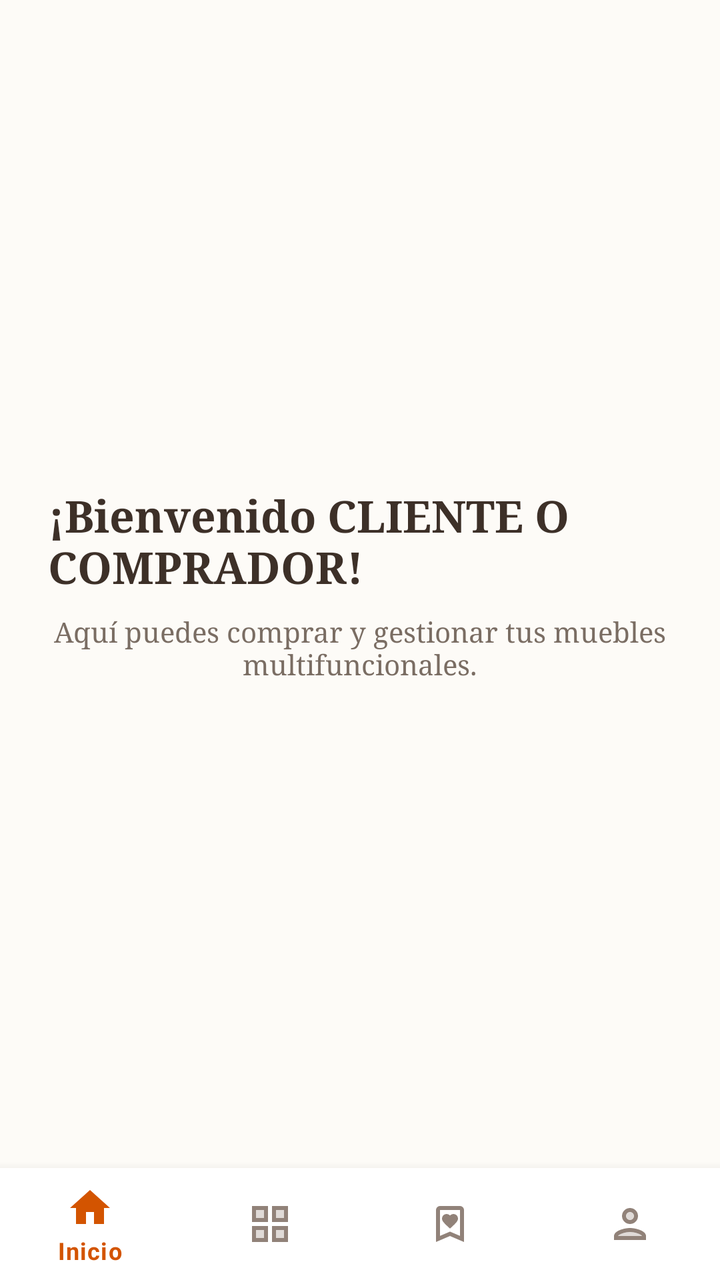
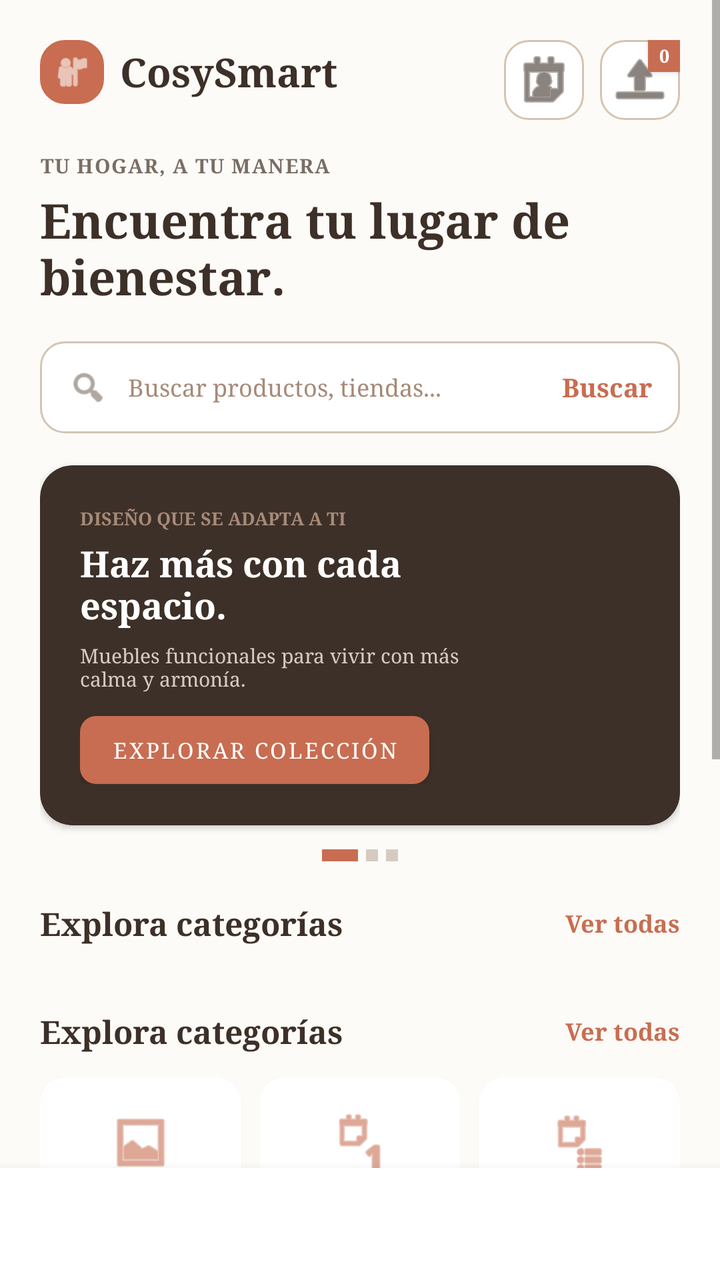

Compare the two renders of this Android layout. The source of the first and the diff that turns it into the second are given below.
<!-- AndroidManifest.xml: application theme Theme.CosySmart -->
<!-- res/layout/activity_home.xml -->
<?xml version="1.0" encoding="utf-8"?>
<RelativeLayout xmlns:android="http://schemas.android.com/apk/res/android"
    xmlns:app="http://schemas.android.com/apk/res-auto"
    android:layout_width="match_parent"
    android:layout_height="match_parent"
    android:background="#FDFBF7">

    <LinearLayout
        android:layout_width="match_parent"
        android:layout_height="match_parent"
        android:layout_above="@id/bottomNavigationView"
        android:gravity="center"
        android:orientation="vertical"
        android:padding="24dp">

        <TextView
            android:id="@+id/tvWelcomeUser"
            android:layout_width="wrap_content"
            android:layout_height="wrap_content"
            android:text="¡Bienvenido CLIENTE O COMPRADOR!"
            android:textColor="#3D3028"
            android:textSize="22sp"
            android:textStyle="bold" />

        <TextView
            android:layout_width="wrap_content"
            android:layout_height="wrap_content"
            android:layout_marginTop="8dp"
            android:gravity="center"
            android:text="Aquí puedes comprar y gestionar tus muebles multifuncionales."
            android:textColor="#7A6D63"
            android:textSize="14sp" />

    </LinearLayout>

    <com.google.android.material.bottomnavigation.BottomNavigationView
        android:id="@+id/bottomNavigationView"
        android:layout_width="match_parent"
        android:layout_height="wrap_content"
        android:layout_alignParentBottom="true"
        android:background="#FFFFFF"
        app:itemIconTint="@color/bnv_selector_color"
        app:itemTextColor="@color/bnv_selector_color"
        app:menu="@menu/menu" />

</RelativeLayout>
<!-- resources referenced by this layout -->
<resources>
  <style name="Theme.CosySmart" parent="Theme.MaterialComponents.DayNight.NoActionBar">
          <item name="colorPrimary">@color/cosy_primary</item>
          <item name="colorPrimaryVariant">@color/cosy_dark_green</item>
          <item name="colorOnPrimary">@color/white</item>
          <item name="android:windowBackground">@color/cosy_bg</item>
          <item name="android:fontFamily">serif</item>
          <item name="editTextStyle">@style/Widget.CosySmart.EditText</item>
      </style>
  <color name="cosy_primary">#C86D51</color>
  <color name="cosy_dark_green">#6A7059</color>
  <color name="white">#FFFFFFFF</color>
  <color name="cosy_bg">#F7F4EE</color>
  <style name="Widget.CosySmart.EditText" parent="Widget.AppCompat.EditText">
          <item name="android:textColor">#000000</item>
          <item name="android:textColorHint">#7A6D63</item>
          <item name="android:fontFamily">serif</item>
      </style>
</resources>

<!-- the commit's change to res/layout/activity_home.xml (unified diff, before → after) -->
@@ -5,42 +5,514 @@
     android:layout_height="match_parent"
     android:background="#FDFBF7">
 
-    <LinearLayout
-        android:layout_width="match_parent"
-        android:layout_height="match_parent"
-        android:layout_above="@id/bottomNavigationView"
-        android:gravity="center"
-        android:orientation="vertical"
-        android:padding="24dp">
-
-        <TextView
-            android:id="@+id/tvWelcomeUser"
-            android:layout_width="wrap_content"
-            android:layout_height="wrap_content"
-            android:text="¡Bienvenido CLIENTE O COMPRADOR!"
-            android:textColor="#3D3028"
-            android:textSize="22sp"
-            android:textStyle="bold" />
-
-        <TextView
-            android:layout_width="wrap_content"
-            android:layout_height="wrap_content"
-            android:layout_marginTop="8dp"
-            android:gravity="center"
-            android:text="Aquí puedes comprar y gestionar tus muebles multifuncionales."
-            android:textColor="#7A6D63"
-            android:textSize="14sp" />
-
-    </LinearLayout>
 
     <com.google.android.material.bottomnavigation.BottomNavigationView
-        android:id="@+id/bottomNavigationView"
+        android:id="@+id/bottomNavigationViewHome"
         android:layout_width="match_parent"
         android:layout_height="wrap_content"
         android:layout_alignParentBottom="true"
         android:background="#FFFFFF"
-        app:itemIconTint="@color/bnv_selector_color"
-        app:itemTextColor="@color/bnv_selector_color"
-        app:menu="@menu/menu" />
+        app:itemIconTint="@color/nav_item_color"
+        app:itemTextColor="@color/nav_item_color"
+        app:elevation="8dp" />
+
+
+    <ScrollView
+        android:layout_width="match_parent"
+        android:layout_height="match_parent"
+        android:layout_above="@id/bottomNavigationViewHome"
+        android:fillViewport="true">
+
+        <LinearLayout
+            android:layout_width="match_parent"
+            android:layout_height="wrap_content"
+            android:orientation="vertical"
+            android:padding="20dp">
+
+            <RelativeLayout
+                android:layout_width="match_parent"
+                android:layout_height="wrap_content"
+                android:layout_marginBottom="16dp"
+                android:gravity="center_vertical">
+
+
+                <LinearLayout
+                    android:layout_width="wrap_content"
+                    android:layout_height="wrap_content"
+                    android:orientation="horizontal"
+                    android:gravity="center_vertical">
+
+                    <ImageView
+                        android:layout_width="32dp"
+                        android:layout_height="32dp"
+                        android:src="@android:drawable/ic_menu_myplaces"
+                        android:background="@drawable/bg_search_input"
+                        android:padding="6dp"
+                        app:tint="#FFFFFF"
+                        android:backgroundTint="#C86D51"
+                        android:layout_marginEnd="8dp"/>
+
+                    <TextView
+                        android:layout_width="wrap_content"
+                        android:layout_height="wrap_content"
+                        android:text="CosySmart"
+                        android:textColor="#3D3028"
+                        android:textSize="20sp"
+                        android:textStyle="bold" />
+                </LinearLayout>
+
+                <LinearLayout
+                    android:layout_width="wrap_content"
+                    android:layout_height="wrap_content"
+                    android:layout_alignParentEnd="true"
+                    android:orientation="horizontal"
+                    android:gravity="center_vertical">
+
+                    <ImageButton
+                        android:id="@+id/btnProfile"
+                        android:layout_width="40dp"
+                        android:layout_height="40dp"
+                        android:background="@drawable/bg_search_input"
+                        android:src="@android:drawable/ic_menu_my_calendar"
+                        app:tint="#3D3028"
+                        android:layout_marginEnd="8dp"
+                        android:padding="8dp"/>
+
+                    <RelativeLayout
+                        android:layout_width="40dp"
+                        android:layout_height="40dp"
+                        android:background="@drawable/bg_search_input">
+
+                        <ImageButton
+                            android:id="@+id/btnActionExtra"
+                            android:layout_width="match_parent"
+                            android:layout_height="match_parent"
+                            android:background="@android:color/transparent"
+                            android:src="@android:drawable/ic_menu_upload"
+                            app:tint="#3D3028"
+                            android:padding="8dp"/>
+
+                        <TextView
+                            android:id="@+id/txtBadgeCount"
+                            android:layout_width="16dp"
+                            android:layout_height="16dp"
+                            android:layout_alignParentEnd="true"
+                            android:layout_alignParentTop="true"
+                            android:background="#C86D51"
+                            android:text="0"
+                            android:textColor="#FFFFFF"
+                            android:textSize="9sp"
+                            android:textStyle="bold"
+                            android:gravity="center"
+                            android:elevation="2dp"/>
+                    </RelativeLayout>
+                </LinearLayout>
+            </RelativeLayout>
+
+            <TextView
+                android:id="@+id/txtHeaderSubtitle"
+                android:layout_width="wrap_content"
+                android:layout_height="wrap_content"
+                android:text="TU HOGAR, A TU MANERA"
+                android:textColor="#7A6D63"
+                android:textSize="10sp"
+                android:textStyle="bold"
+                android:letterSpacing="0.05"
+                android:layout_marginBottom="4dp"/>
+
+            <TextView
+                android:id="@+id/txtHeaderTitle"
+                android:layout_width="match_parent"
+                android:layout_height="wrap_content"
+                android:text="Encuentra tu lugar de bienestar."
+                android:textColor="#3D3028"
+                android:textSize="24sp"
+                android:textStyle="bold"
+                android:layout_marginBottom="16dp"/>
+
+
+            <LinearLayout
+                android:layout_width="match_parent"
+                android:layout_height="46dp"
+                android:background="@drawable/bg_search_input"
+                android:orientation="horizontal"
+                android:gravity="center_vertical"
+                android:paddingHorizontal="14dp"
+                android:layout_marginBottom="16dp">
+
+                <ImageView
+                    android:layout_width="20dp"
+                    android:layout_height="20dp"
+                    android:src="@android:drawable/ic_menu_search"
+                    app:tint="#7A6D63"
+                    android:layout_marginEnd="10dp"/>
+
+                <EditText
+                    android:id="@+id/edtSearchHome"
+                    android:layout_width="0dp"
+                    android:layout_height="match_parent"
+                    android:layout_weight="1"
+                    android:background="@android:color/transparent"
+                    android:hint="Buscar productos, tiendas..."
+                    android:textColorHint="#A68A78"
+                    android:textColor="#3D3028"
+                    android:textSize="12sp"
+                    android:inputType="text"/>
+
+                <TextView
+                    android:layout_width="wrap_content"
+                    android:layout_height="wrap_content"
+                    android:text="Buscar"
+                    android:textColor="#C86D51"
+                    android:textSize="13sp"
+                    android:textStyle="bold"
+                    android:paddingStart="8dp"/>
+            </LinearLayout>
+
+            <androidx.cardview.widget.CardView
+                android:layout_width="match_parent"
+                android:layout_height="180dp"
+                android:layout_marginBottom="12dp"
+                app:cardBackgroundColor="#3D3028"
+                app:cardCornerRadius="16dp"
+                app:cardElevation="2dp">
+
+                <RelativeLayout
+                    android:layout_width="match_parent"
+                    android:layout_height="match_parent"
+                    android:padding="20dp">
+
+                    <LinearLayout
+                        android:layout_width="210dp"
+                        android:layout_height="wrap_content"
+                        android:orientation="vertical"
+                        android:layout_centerVertical="true">
+
+                        <TextView
+                            android:id="@+id/txtBannerTag"
+                            android:layout_width="wrap_content"
+                            android:layout_height="wrap_content"
+                            android:text="DISEÑO QUE SE ADAPTA A TI"
+                            android:textColor="#A68A78"
+                            android:textSize="9sp"
+                            android:textStyle="bold"
+                            android:layout_marginBottom="4dp"/>
+
+                        <TextView
+                            android:id="@+id/txtBannerTitle"
+                            android:layout_width="wrap_content"
+                            android:layout_height="wrap_content"
+                            android:text="Haz más con cada espacio."
+                            android:textColor="#FFFFFF"
+                            android:textSize="18sp"
+                            android:textStyle="bold"
+                            android:layout_marginBottom="6dp"/>
+
+                        <TextView
+                            android:id="@+id/txtBannerDesc"
+                            android:layout_width="wrap_content"
+                            android:layout_height="wrap_content"
+                            android:text="Muebles funcionales para vivir con más calma y armonía."
+                            android:textColor="#D5CBC1"
+                            android:textSize="10sp"
+                            android:layout_marginBottom="12dp"/>
+
+                        <com.google.android.material.button.MaterialButton
+                            android:id="@+id/btnBannerAction"
+                            android:layout_width="wrap_content"
+                            android:layout_height="34dp"
+                            android:text="Explorar colección"
+                            android:textSize="11sp"
+                            android:textColor="#FFFFFF"
+                            app:backgroundTint="#C86D51"
+                            app:cornerRadius="8dp"
+                            android:insetTop="0dp"
+                            android:insetBottom="0dp"/>
+                    </LinearLayout>
+                </RelativeLayout>
+            </androidx.cardview.widget.CardView>
+
+            <LinearLayout
+                android:layout_width="match_parent"
+                android:layout_height="wrap_content"
+                android:orientation="horizontal"
+                android:gravity="center"
+                android:layout_marginBottom="20dp">
+                <View android:layout_width="18dp" android:layout_height="6dp" android:background="#C86D51" android:layout_marginEnd="4dp" />
+                <View android:layout_width="6dp" android:layout_height="6dp" android:background="#D5CBC1" android:layout_marginEnd="4dp" />
+                <View android:layout_width="6dp" android:layout_height="6dp" android:background="#D5CBC1" />
+            </LinearLayout>
+
+            <RelativeLayout
+                android:layout_width="match_parent"
+                android:layout_height="wrap_content"
+                android:layout_marginBottom="12dp">
+                <TextView
+                    android:id="@+id/txtSection1Title"
+                    android:layout_width="wrap_content"
+                    android:layout_height="wrap_content"
+                    android:text="Explora categorías"
+                    android:textColor="#3D3028"
+                    android:textSize="16sp"
+                    android:textStyle="bold"
+                    android:layout_centerVertical="true"/>
+                <TextView
+                    android:id="@+id/txtSection1Action"
+                    android:layout_width="wrap_content"
+                    android:layout_height="wrap_content"
+                    android:layout_alignParentEnd="true"
+                    android:text="Ver todas"
+                    android:textColor="#C86D51"
+                    android:textSize="12sp"
+                    android:textStyle="bold"
+                    android:layout_centerVertical="true"/>
+            </RelativeLayout>
+            <LinearLayout
+                android:id="@+id/layoutDynamicCards"
+                android:layout_width="match_parent"
+                android:layout_height="wrap_content"
+                android:orientation="vertical"
+                android:layout_marginBottom="20dp">
+
+            </LinearLayout>
+            <RelativeLayout
+                android:layout_width="match_parent"
+                android:layout_height="wrap_content"
+                android:layout_marginBottom="12dp">
+                <TextView
+                    android:layout_width="wrap_content"
+                    android:layout_height="wrap_content"
+                    android:text="Explora categorías"
+                    android:textColor="#3D3028"
+                    android:textSize="16sp"
+                    android:textStyle="bold"
+                    android:layout_centerVertical="true"/>
+                <TextView
+                    android:layout_width="wrap_content"
+                    android:layout_height="wrap_content"
+                    android:layout_alignParentEnd="true"
+                    android:text="Ver todas"
+                    android:textColor="#C86D51"
+                    android:textSize="12sp"
+                    android:textStyle="bold"
+                    android:layout_centerVertical="true"/>
+            </RelativeLayout>
+
+
+            <LinearLayout
+                android:layout_width="match_parent"
+                android:layout_height="wrap_content"
+                android:orientation="horizontal"
+                android:weightSum="3"
+                android:layout_marginBottom="20dp">
+
+                <androidx.cardview.widget.CardView
+                    android:layout_width="0dp"
+                    android:layout_height="100dp"
+                    android:layout_weight="1"
+                    android:layout_marginEnd="6dp"
+                    app:cardBackgroundColor="#FFFFFF"
+                    app:cardCornerRadius="12dp"
+                    app:cardElevation="1dp"
+                    android:clickable="true"
+                    android:focusable="true">
+                    <LinearLayout
+                        android:layout_width="match_parent"
+                        android:layout_height="match_parent"
+                        android:orientation="vertical"
+                        android:gravity="center"
+                        android:padding="8dp">
+                        <ImageView
+                            android:layout_width="32dp"
+                            android:layout_height="32dp"
+                            android:src="@android:drawable/ic_menu_gallery"
+                            app:tint="#C86D51"
+                            android:layout_marginBottom="6dp"/>
+                        <TextView android:layout_width="wrap_content" android:layout_height="wrap_content" android:text="Muebles" android:textSize="12sp" android:textColor="#3D3028" android:textStyle="bold"/>
+                        <TextView android:layout_width="wrap_content" android:layout_height="wrap_content" android:text="Multifuncionales" android:textSize="9sp" android:textColor="#7A6D63"/>
+                    </LinearLayout>
+                </androidx.cardview.widget.CardView>
+
+                <androidx.cardview.widget.CardView
+                    android:layout_width="0dp"
+                    android:layout_height="100dp"
+                    android:layout_weight="1"
+                    android:layout_marginHorizontal="3dp"
+                    app:cardBackgroundColor="#FFFFFF"
+                    app:cardCornerRadius="12dp"
+                    app:cardElevation="1dp"
+                    android:clickable="true"
+                    android:focusable="true">
+                    <LinearLayout
+                        android:layout_width="match_parent"
+                        android:layout_height="match_parent"
+                        android:orientation="vertical"
+                        android:gravity="center"
+                        android:padding="8dp">
+                        <ImageView
+                            android:layout_width="32dp"
+                            android:layout_height="32dp"
+                            android:src="@android:drawable/ic_menu_day"
+                            app:tint="#C86D51"
+                            android:layout_marginBottom="6dp"/>
+                        <TextView android:layout_width="wrap_content" android:layout_height="wrap_content" android:text="Iluminación" android:textSize="12sp" android:textColor="#3D3028" android:textStyle="bold"/>
+                        <TextView android:layout_width="wrap_content" android:layout_height="wrap_content" android:text="Luz ambiental" android:textSize="9sp" android:textColor="#7A6D63"/>
+                    </LinearLayout>
+                </androidx.cardview.widget.CardView>
+
+                <androidx.cardview.widget.CardView
+                    android:layout_width="0dp"
+                    android:layout_height="100dp"
+                    android:layout_weight="1"
+                    android:layout_marginStart="6dp"
+                    app:cardBackgroundColor="#FFFFFF"
+                    app:cardCornerRadius="12dp"
+                    app:cardElevation="1dp"
+                    android:clickable="true"
+                    android:focusable="true">
+                    <LinearLayout
+                        android:layout_width="match_parent"
+                        android:layout_height="match_parent"
+                        android:orientation="vertical"
+                        android:gravity="center"
+                        android:padding="8dp">
+                        <ImageView
+                            android:layout_width="32dp"
+                            android:layout_height="32dp"
+                            android:src="@android:drawable/ic_menu_agenda"
+                            app:tint="#C86D51"
+                            android:layout_marginBottom="6dp"/>
+                        <TextView android:layout_width="wrap_content" android:layout_height="wrap_content" android:text="Almacenaje" android:textSize="11sp" android:textColor="#3D3028" android:textStyle="bold" android:maxLines="1"/>
+                        <TextView android:layout_width="wrap_content" android:layout_height="wrap_content" android:text="Todo en orden" android:textSize="9sp" android:textColor="#7A6D63"/>
+                    </LinearLayout>
+                </androidx.cardview.widget.CardView>
+            </LinearLayout>
+
+            <RelativeLayout
+                android:layout_width="match_parent"
+                android:layout_height="wrap_content"
+                android:layout_marginBottom="12dp">
+                <TextView
+                    android:layout_width="wrap_content"
+                    android:layout_height="wrap_content"
+                    android:text="Productos destacados"
+                    android:textColor="#3D3028"
+                    android:textSize="16sp"
+                    android:textStyle="bold"
+                    android:layout_centerVertical="true"/>
+                <TextView
+                    android:layout_width="wrap_content"
+                    android:layout_height="wrap_content"
+                    android:layout_alignParentEnd="true"
+                    android:text="Ver catálogo"
+                    android:textColor="#C86D51"
+                    android:textSize="12sp"
+                    android:textStyle="bold"
+                    android:layout_centerVertical="true"/>
+            </RelativeLayout>
+
+            <LinearLayout
+                android:layout_width="match_parent"
+                android:layout_height="wrap_content"
+                android:orientation="horizontal"
+                android:weightSum="2"
+                android:layout_marginBottom="20dp">
+
+                <androidx.cardview.widget.CardView
+                    android:layout_width="0dp"
+                    android:layout_height="wrap_content"
+                    android:layout_weight="1"
+                    android:layout_marginEnd="6dp"
+                    app:cardBackgroundColor="#FFFFFF"
+                    app:cardCornerRadius="12dp"
+                    app:cardElevation="2dp"
+                    android:clickable="true"
+                    android:focusable="true">
+                    <LinearLayout
+                        android:layout_width="match_parent"
+                        android:layout_height="wrap_content"
+                        android:orientation="vertical">
+
+                        <RelativeLayout
+                            android:layout_width="match_parent"
+                            android:layout_height="110dp"
+                            android:background="#EFECE6">
+                            <TextView
+                                android:layout_width="wrap_content"
+                                android:layout_height="wrap_content"
+                                android:text="Más vendido"
+                                android:textSize="9sp"
+                                android:textColor="#FFFFFF"
+                                android:background="#5A6B5C"
+                                android:paddingHorizontal="8dp"
+                                android:paddingVertical="3dp"
+                                android:layout_margin="8dp"
+                                android:textStyle="bold"/>
+                            <ImageButton
+                                android:layout_width="28dp"
+                                android:layout_height="28dp"
+                                android:layout_alignParentEnd="true"
+                                android:layout_margin="8dp"
+                                android:background="@drawable/bg_search_input"
+                                android:src="@android:drawable/ic_menu_myplaces"
+                                app:tint="#C86D51"
+                                android:padding="6dp"/>
+                        </RelativeLayout>
+
+                        <LinearLayout
+                            android:layout_width="match_parent"
+                            android:layout_height="wrap_content"
+                            android:orientation="vertical"
+                            android:padding="10dp">
+                            <TextView android:layout_width="wrap_content" android:layout_height="wrap_content" android:text="Sofá Nórdico" android:textSize="12sp" android:textColor="#3D3028" android:textStyle="bold"/>
+                            <TextView android:layout_width="wrap_content" android:layout_height="wrap_content" android:text="$899.000 COP" android:textSize="12sp" android:textColor="#C86D51" android:textStyle="bold" android:layout_marginTop="2dp"/>
+                        </LinearLayout>
+                    </LinearLayout>
+                </androidx.cardview.widget.CardView>
+
+                <androidx.cardview.widget.CardView
+                    android:layout_width="0dp"
+                    android:layout_height="wrap_content"
+                    android:layout_weight="1"
+                    android:layout_marginStart="6dp"
+                    app:cardBackgroundColor="#FFFFFF"
+                    app:cardCornerRadius="12dp"
+                    app:cardElevation="2dp"
+                    android:clickable="true"
+                    android:focusable="true">
+                    <LinearLayout
+                        android:layout_width="match_parent"
+                        android:layout_height="wrap_content"
+                        android:orientation="vertical">
+
+                        <RelativeLayout
+                            android:layout_width="match_parent"
+                            android:layout_height="110dp"
+                            android:background="#EFECE6">
+                            <ImageButton
+                                android:layout_width="28dp"
+                                android:layout_height="28dp"
+                                android:layout_alignParentEnd="true"
+                                android:layout_margin="8dp"
+                                android:background="@drawable/bg_search_input"
+                                android:src="@android:drawable/ic_menu_myplaces"
+                                app:tint="#A68A78"
+                                android:padding="6dp"/>
+                        </RelativeLayout>
+
+                        <LinearLayout
+                            android:layout_width="match_parent"
+                            android:layout_height="wrap_content"
+                            android:orientation="vertical"
+                            android:padding="10dp">
+                            <TextView android:layout_width="wrap_content" android:layout_height="wrap_content" android:text="Lámpara Serena" android:textSize="12sp" android:textColor="#3D3028" android:textStyle="bold"/>
+                            <TextView android:layout_width="wrap_content" android:layout_height="wrap_content" android:text="$189.000 COP" android:textSize="12sp" android:textColor="#C86D51" android:textStyle="bold" android:layout_marginTop="2dp"/>
+                        </LinearLayout>
+                    </LinearLayout>
+                </androidx.cardview.widget.CardView>
+            </LinearLayout>
+
+        </LinearLayout>
+    </ScrollView>
 
 </RelativeLayout>
<!-- resource entries referenced after the edit -->
@@ -1,5 +1,15 @@
 <!-- resources referenced by this layout -->
 <resources>
+  <!-- drawable bg_search_input (drawable) -->
+  <?xml version="1.0" encoding="utf-8"?>
+  <shape xmlns:android="http://schemas.android.com/apk/res/android"
+      android:shape="rectangle">
+      <solid android:color="#FFFFFF" />
+      <corners android:radius="12dp" />
+      <stroke
+          android:width="1dp"
+          android:color="#D3C5B4" />
+  </shape>
   <style name="Theme.CosySmart" parent="Theme.MaterialComponents.DayNight.NoActionBar">
           <item name="colorPrimary">@color/cosy_primary</item>
           <item name="colorPrimaryVariant">@color/cosy_dark_green</item>
